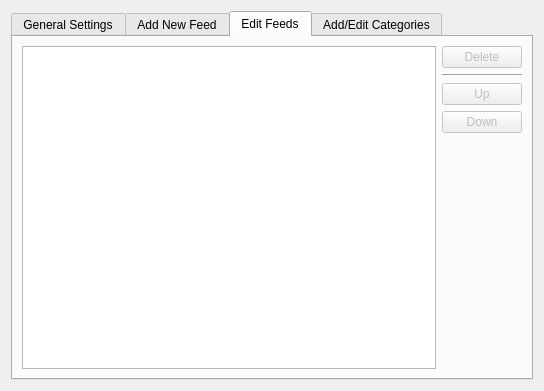
The window that src/settingsdialog.ui (isamert/feeder) describes before a commit, drawn with Qt 5.
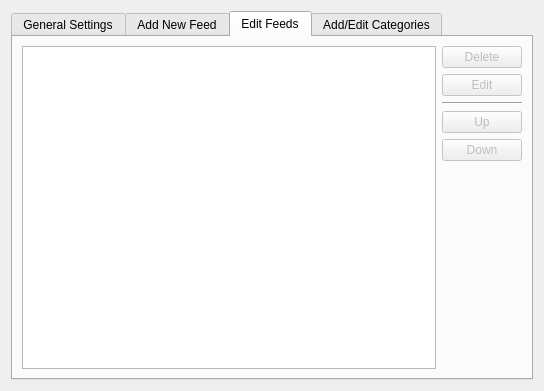
The same window after the commit. The open tabs and pages were chosen to show the change.

What changed in the file:
```diff
--- a/src/settingsdialog.ui
+++ b/src/settingsdialog.ui
@@ -11,13 +11,13 @@
    </rect>
   </property>
   <property name="windowTitle">
-   <string>Dialog</string>
+   <string>Settings</string>
   </property>
   <layout class="QGridLayout" name="gridLayout_3">
    <item row="0" column="0">
     <widget class="QTabWidget" name="tabWidget">
      <property name="currentIndex">
-      <number>3</number>
+      <number>0</number>
      </property>
      <widget class="QWidget" name="tab_2">
       <attribute name="title">
@@ -202,6 +202,13 @@
            </property>
           </widget>
          </item>
+         <item row="7" column="0" colspan="2">
+          <widget class="QCheckBox" name="checkSubmenu">
+           <property name="text">
+            <string>Add as a submenu</string>
+           </property>
+          </widget>
+         </item>
         </layout>
        </item>
       </layout>
@@ -212,26 +219,6 @@
       </attribute>
       <layout class="QGridLayout" name="gridLayout_7">
        <item row="4" column="1">
-        <spacer name="verticalSpacer_3">
-         <property name="orientation">
-          <enum>Qt::Vertical</enum>
-         </property>
-         <property name="sizeHint" stdset="0">
-          <size>
-           <width>20</width>
-           <height>211</height>
-          </size>
-         </property>
-        </spacer>
-       </item>
-       <item row="1" column="1">
-        <widget class="Line" name="line">
-         <property name="orientation">
-          <enum>Qt::Horizontal</enum>
-         </property>
-        </widget>
-       </item>
-       <item row="3" column="1">
         <widget class="QPushButton" name="btnFeedDown">
          <property name="enabled">
           <bool>false</bool>
@@ -251,7 +238,27 @@
          </property>
         </widget>
        </item>
+       <item row="5" column="1">
+        <spacer name="verticalSpacer_3">
+         <property name="orientation">
+          <enum>Qt::Vertical</enum>
+         </property>
+         <property name="sizeHint" stdset="0">
+          <size>
+           <width>20</width>
+           <height>211</height>
+          </size>
+         </property>
+        </spacer>
+       </item>
        <item row="2" column="1">
+        <widget class="Line" name="line">
+         <property name="orientation">
+          <enum>Qt::Horizontal</enum>
+         </property>
+        </widget>
+       </item>
+       <item row="3" column="1">
         <widget class="QPushButton" name="btnFeedUp">
          <property name="enabled">
           <bool>false</bool>
@@ -261,9 +268,19 @@
          </property>
         </widget>
        </item>
-       <item row="0" column="0" rowspan="5">
+       <item row="0" column="0" rowspan="6">
         <widget class="QListWidget" name="listFeeds"/>
        </item>
+       <item row="1" column="1">
+        <widget class="QPushButton" name="btnEditFeed">
+         <property name="enabled">
+          <bool>false</bool>
+         </property>
+         <property name="text">
+          <string>Edit</string>
+         </property>
+        </widget>
+       </item>
       </layout>
      </widget>
      <widget class="QWidget" name="tab_4">
```
Left out of the diff: 25 changed lines with no effect on the pictures.
